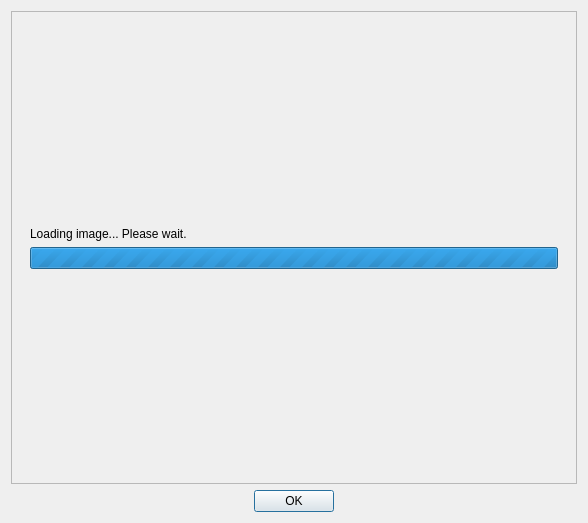
This is client/src/ui/dialogs/image_preview_dialog.ui in networkoptix/nx_open as Qt 5 draws it before an edit. The edited form follows.
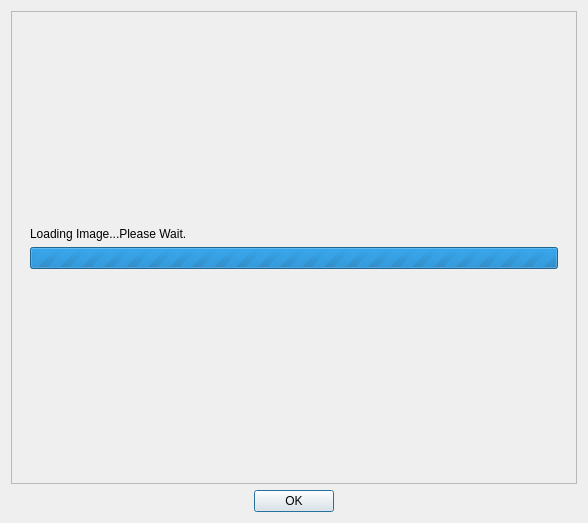
This is the edited form.

What changed in the file:
```diff
--- a/client/src/ui/dialogs/image_preview_dialog.ui
+++ b/client/src/ui/dialogs/image_preview_dialog.ui
@@ -69,7 +69,7 @@
            <item>
             <widget class="QLabel" name="label">
              <property name="text">
-              <string>Loading image... Please wait.</string>
+              <string>Loading Image...Please Wait.</string>
              </property>
              <property name="wordWrap">
               <bool>true</bool>
```
